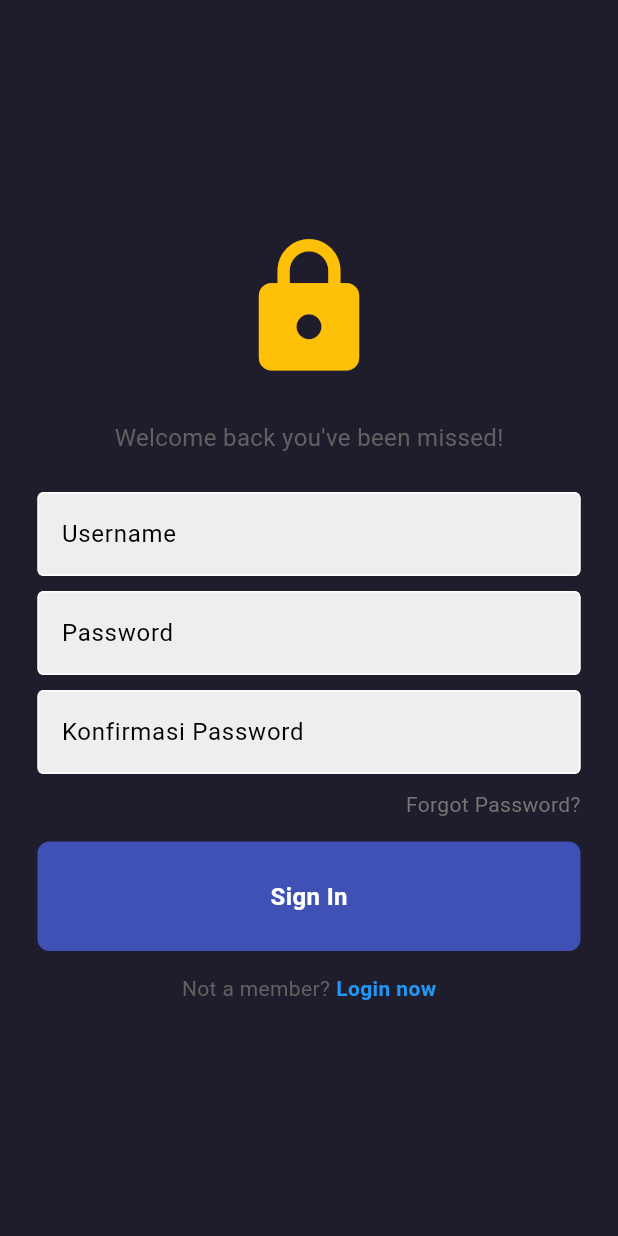
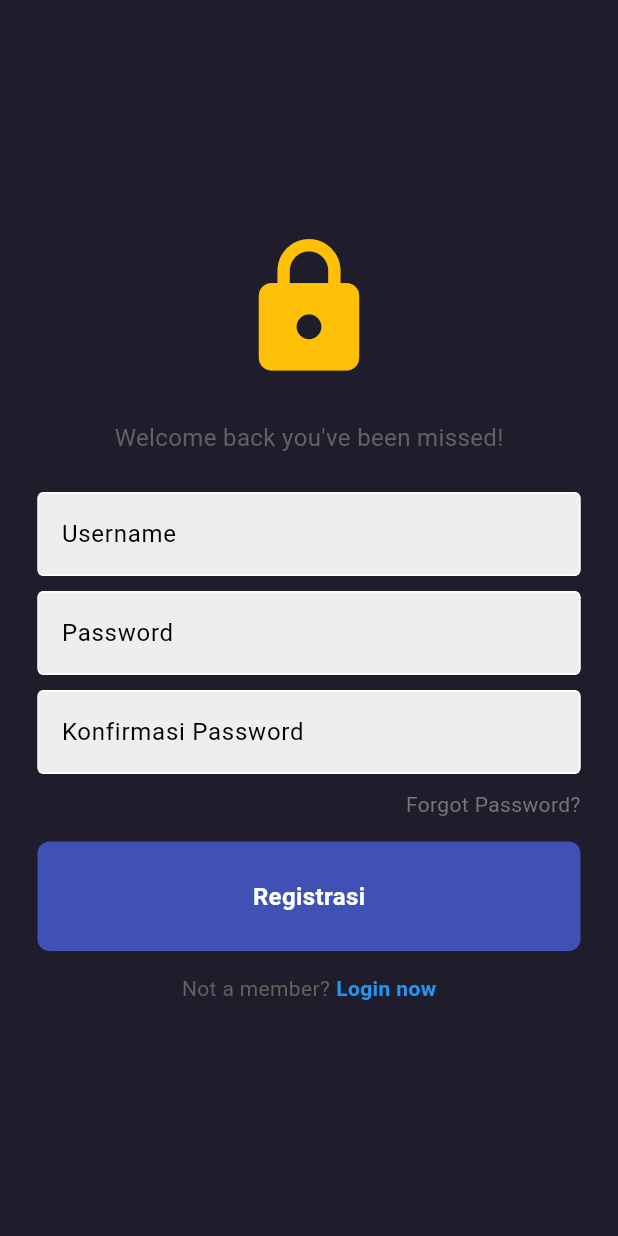
Before and after one commit to Barmono-Berutu/StreamingMovie, a Flutter app: the screen it shows after launch, after a tap on "Register now", on a phone screen of 412 x 824 dp. Run offline on Flutter 3.47's test engine with Material 3 defaults, Android fonts, the light colour scheme and no system bars; our stand-ins replace animated_splash_screen, cached_network_image, carousel_slider, cloud_firestore, firebase_auth, firebase_core and 5 more; accounts and stored records are empty.

Commit message:
perubahan login dan perbaikan

```diff
--- a/lib/page/login_data/component_login/my_button.dart
+++ b/lib/page/login_data/component_login/my_button.dart
@@ -2,8 +2,8 @@ import 'package:flutter/material.dart';
 
 class MyButton extends StatelessWidget {
   final Function()? onTap;
-
-  const MyButton({super.key, required this.onTap});
+  final String text;
+  const MyButton({super.key, required this.onTap, required this.text});
 
   @override
   Widget build(BuildContext context) {
@@ -16,9 +16,9 @@ class MyButton extends StatelessWidget {
           color: Colors.indigo,
           borderRadius: BorderRadius.circular(8),
         ),
-        child: const Center(
+        child: Center(
           child: Text(
-            "Sign In",
+            text,
             style: TextStyle(
               color: Colors.white,
               fontWeight: FontWeight.bold,
--- a/lib/page/login_data/login/login_page.dart
+++ b/lib/page/login_data/login/login_page.dart
@@ -130,6 +130,7 @@ class LoginPage extends StatelessWidget {
 
             // sign in button
             MyButton(
+              text: "Login",
               onTap: () => Login(context),
             ),
             const SizedBox(height: 15),
--- a/lib/page/login_data/login/register.dart
+++ b/lib/page/login_data/login/register.dart
@@ -159,6 +159,7 @@ class RegisPage extends StatelessWidget {
 
                 // sign in button
                 MyButton(
+                  text: "Registrasi",
                   onTap: () => Regis(context),
                 ),
 
```
